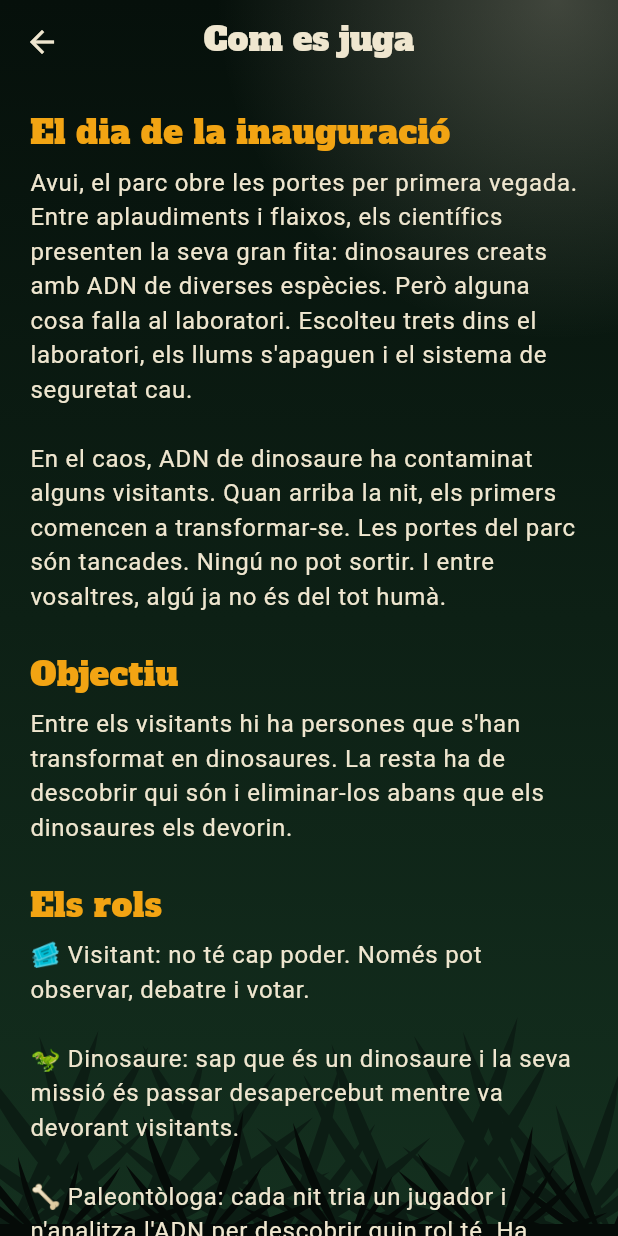
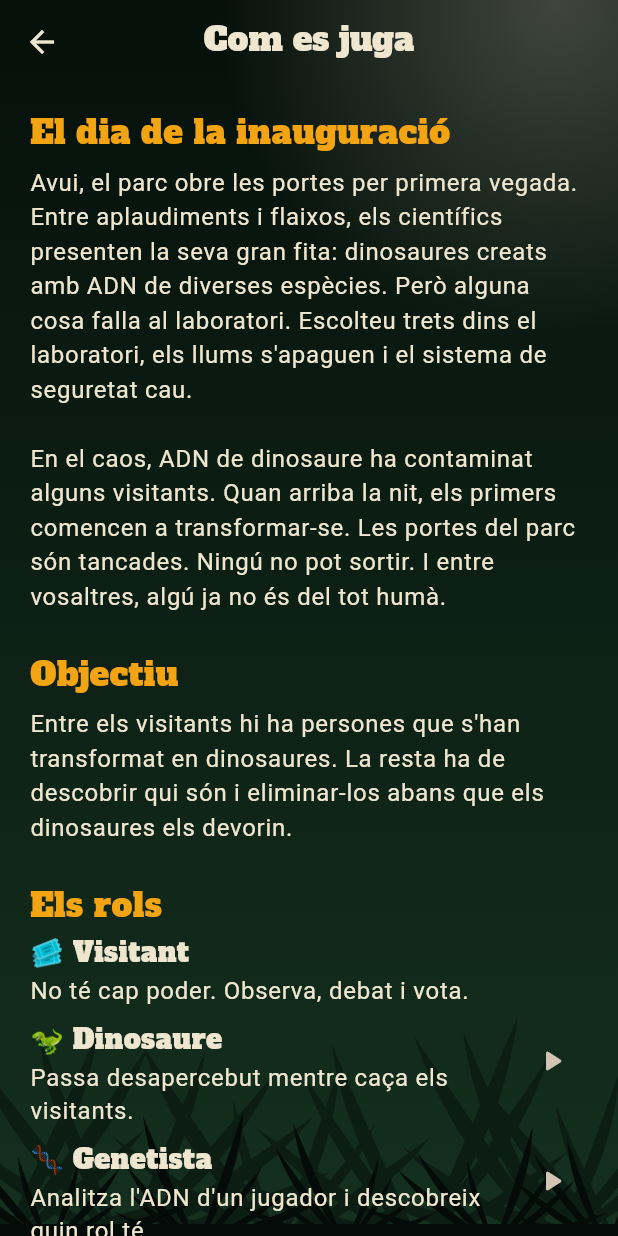
Before and after one commit to GorkaSancho/JuegoLobo_mobil, a Flutter app: the screen it shows after launch, after a tap on "Com jugar", on a phone screen of 412 x 824 dp. Run offline on Flutter 3.47's test engine with Material 3 defaults, Android fonts, the phone set to English and light mode, and no system bars; our stand-ins replace just_audio.

Commit message:
Tots els sons afegits lore modificat

```diff
--- a/lib/ConfiguracioPartida.dart
+++ b/lib/ConfiguracioPartida.dart
@@ -1,8 +1,8 @@
 class ConfiguracioPartida {
   final int nJugadors;
   final int nLlops;
-  final bool vident;
-  final bool cientifica;
+  final bool genetista;
+  final bool metgessa;
   final bool cazador;
   final List<String> noms;
 
@@ -10,8 +10,8 @@ class ConfiguracioPartida {
     required this.nJugadors,
     required this.nLlops,
     required this.noms,
-    this.vident = true,
-    this.cientifica = true,
+    this.genetista = true,
+    this.metgessa = true,
     this.cazador = true,
   });
 }
--- a/lib/how_to_play.dart
+++ b/lib/how_to_play.dart
@@ -1,4 +1,7 @@
+import 'dart:async';
+
 import 'package:flutter/material.dart';
+import 'so_joc.dart';
 import 'tema.dart';
 import 'widgets_tema.dart';
 
@@ -61,14 +64,31 @@ class HistoriaIntroScreen extends StatelessWidget {
 }
 
 // Pantalla "Com es juga"
-class HowToPlayScreen extends StatelessWidget {
+class HowToPlayScreen extends StatefulWidget {
   const HowToPlayScreen({super.key});
+
+  @override
+  State<HowToPlayScreen> createState() => _HowToPlayScreenState();
+}
+
+class _HowToPlayScreenState extends State<HowToPlayScreen> {
+  final SoJoc _so = SoJoc();
+
+  void _reproduir(So so) {
+    unawaited(_so.reproduirPrevisualitzacio(so));
+  }
+
+  @override
+  void dispose() {
+    unawaited(_so.dispose());
+    super.dispose();
+  }
 
   @override
   Widget build(BuildContext context) {
     return PantallaJoc(
       appBar: AppBar(title: const Text('Com es juga')),
-      body: const SingleChildScrollView(
+      body: SingleChildScrollView(
         padding: EdgeInsets.all(20),
         child: Column(
           crossAxisAlignment: CrossAxisAlignment.start,
@@ -86,36 +106,65 @@ class HowToPlayScreen extends StatelessWidget {
               ),
               _Seccion(
                 titulo: 'Els rols',
-              texto:
-                  '🎟️ Visitant: no té cap poder. Només pot observar, '
-                  'debatre i votar.\n\n'
-                  '🦖 Dinosaure: sap que és un dinosaure i la seva missió és '
-                  'passar desapercebut mentre va devorant visitants.\n\n'
-                  '🦴 Paleontòloga: cada nit tria un jugador i n\'analitza '
-                  'l\'ADN per descobrir quin rol té. Ha d\'utilitzar aquesta '
-                  'informació sense delatar-se.\n\n'
-                  '🧪 Científica: té dues dosis experimentals d\'un sol ús. '
-                  'El sèrum pot revertir la transformació i salvar la '
-                  'víctima dels dinosaures; el compost pot eliminar un '
-                  'jugador.\n\n'
-                  '🔫 Caçador: quan mor, ja sigui de nit o per votació, '
-                  'fa un últim tret amb l\'escopeta i tria un jugador viu '
-                  'per endur-se amb ell.',
+                contingut: Column(
+                  children: [
+                    _RolAmbSo(
+                      emoji: '🎟️',
+                      nom: 'Visitant',
+                      descripcio: 'No té cap poder. Observa, debat i vota.',
+                    ),
+                    const SizedBox(height: 12),
+                    _RolAmbSo(
+                      emoji: '🦖',
+                      nom: 'Dinosaure',
+                      descripcio:
+                          'Passa desapercebut mentre caça els visitants.',
+                      onPlay: () => _reproduir(So.rugit),
+                    ),
+                    const SizedBox(height: 12),
+                    _RolAmbSo(
+                      emoji: '🧬',
+                      nom: 'Genetista',
+                      descripcio:
+                          'Analitza l\'ADN d\'un jugador i descobreix quin rol té.',
+                      onPlay: () => _reproduir(So.genetista),
+                    ),
+                    const SizedBox(height: 12),
+                    _RolAmbSo(
+                      emoji: '🩺',
+                      nom: 'Metgessa',
+                      descripcio:
+                          'Pot salvar una víctima amb l\'antídot o neutralitzar '
+                          'un jugador amb el sedant.',
+                      onPlay: () => _reproduir(So.metgessa),
+                    ),
+                    const SizedBox(height: 12),
+                    _RolAmbSo(
+                      emoji: '🔫',
+                      nom: 'Caçador',
+                      descripcio:
+                          'Quan mor, fa un últim tret i s\'endú un altre jugador.',
+                      onPlay: () => _reproduir(So.cacador),
+                    ),
+                  ],
+                ),
               ),
               _Seccion(
                 titulo: 'La nit',
+                onPlay: () => _reproduir(So.nit),
                 texto:
                     'Quan cau la nit, el parc tanca les portes, però els '
                     'dinosaures surten a caçar. Els rols actuen per torns, en '
                     'aquest ordre:\n\n'
-                  '1. La paleontòloga tria un jugador i descobreix el seu rol.\n'
+                    '1. La genetista tria un jugador i descobreix el seu rol.\n'
                     '2. Els dinosaures trien en secret una víctima per devorar. '
                     'Se sentirà un rugit!\n'
-                  '3. La científica veu qui ha estat atacat i decideix si '
-                  'fa servir alguna de les seves dosis.',
+                    '3. La metgessa veu qui ha estat atacat i decideix si '
+                    'fa servir l\'antídot o el sedant.',
               ),
               _Seccion(
                 titulo: 'El dia',
+                onPlay: () => _reproduir(So.ocells),
                 texto:
                     'Amb el cant dels ocells s\'esbrina qui ha estat eliminat '
                     'durant la nit. Els supervivents debaten, s\'acusen i es '
@@ -145,10 +194,17 @@ class HowToPlayScreen extends StatelessWidget {
 
 // Bloc reutilitzable: un títol i un paràgraf a sota.
 class _Seccion extends StatelessWidget {
-  const _Seccion({required this.titulo, required this.texto});
+  const _Seccion({
+    required this.titulo,
+    this.texto,
+    this.contingut,
+    this.onPlay,
+  });
 
   final String titulo;
-  final String texto;
+  final String? texto;
+  final Widget? contingut;
+  final VoidCallback? onPlay;
 
   @override
   Widget build(BuildContext context) {
@@ -157,14 +213,80 @@ class _Seccion extends StatelessWidget {
       child: Column(
         crossAxisAlignment: CrossAxisAlignment.start,
         children: [
-          Text(titulo, style: estilTitol(22, color: ColorsJoc.ambre)),
+          Row(
+            children: [
+              Expanded(
+                child: Text(
+                  titulo,
+                  style: estilTitol(22, color: ColorsJoc.ambre),
+                ),
+              ),
+              if (onPlay != null)
+                IconButton(
+                  tooltip: 'Escoltar so de $titulo',
+                  onPressed: onPlay,
+                  icon: const Icon(Icons.play_arrow_rounded),
+                ),
+            ],
+          ),
           const SizedBox(height: 10),
+          if (contingut != null)
+            contingut!
+          else
             Text(
-            texto,
-            style: Theme.of(context).textTheme.bodyLarge?.copyWith(height: 1.45),
+              texto!,
+              style: Theme.of(context)
+                  .textTheme
+                  .bodyLarge
+                  ?.copyWith(height: 1.45),
             ),
         ],
       ),
     );
   }
 }
+
+class _RolAmbSo extends StatelessWidget {
+  const _RolAmbSo({
+    required this.emoji,
+    required this.nom,
+    required this.descripcio,
+    this.onPlay,
+  });
+
+  final String emoji;
+  final String nom;
+  final String descripcio;
+  final VoidCallback? onPlay;
+
+  @override
+  Widget build(BuildContext context) {
+    return Row(
+      crossAxisAlignment: CrossAxisAlignment.start,
+      children: [
+        Expanded(
+          child: Column(
+            crossAxisAlignment: CrossAxisAlignment.start,
+            children: [
+              Text('$emoji $nom', style: estilTitol(18)),
+              const SizedBox(height: 4),
+              Text(
+                descripcio,
+                style: Theme.of(context)
+                    .textTheme
+                    .bodyLarge
+                    ?.copyWith(height: 1.4),
+              ),
+            ],
+          ),
+        ),
+        if (onPlay != null)
+          IconButton(
+            tooltip: 'Escoltar so de $nom',
+            onPressed: onPlay,
+            icon: const Icon(Icons.play_arrow_rounded),
+          ),
+      ],
+    );
+  }
+}
--- a/lib/jugador.dart
+++ b/lib/jugador.dart
@@ -1,5 +1,5 @@
 // GUARDEM ELS ROLS I LA SEVA DESCRIPCIÓ
-// (els identificadors es mantenen: llop = dinosaure, vident = paleontòloga)
+// (llop = dinosaure; els visitants són el rol base)
 
 enum Rol {
   visitant(
@@ -12,15 +12,15 @@ enum Rol {
     '🦖',
     'Devora els visitants sense que et descobreixin.',
   ),
-  vident(
-    'Paleontòloga',
-    '🦴',
+  genetista(
+    'Genetista',
+    '🧬',
     'Cada nit pots analitzar l\'ADN d\'un jugador i descobrir-ne el rol.',
   ),
-  cientifica(
-    'Científica',
-    '🧪',
-    'Tens dues dosis experimentals: una pot revertir una transformació i l\'altra eliminar un jugador.',
+  metgessa(
+    'Metgessa',
+    '🩺',
+    'Tens un antídot per salvar una víctima i un sedant per neutralitzar un altre jugador.',
   ),
   cazador(
     'Caçador',
--- a/lib/repartiment_rols.dart
+++ b/lib/repartiment_rols.dart
@@ -26,8 +26,8 @@ class _RepartimentRolsScreenState extends State<RepartimentRolsScreen> {
     super.initState();
     final rols = <Rol>[
       for (int i = 0; i < widget.config.nLlops; i++) Rol.llop,
-      if (widget.config.vident) Rol.vident,
-      if (widget.config.cientifica) Rol.cientifica,
+      if (widget.config.genetista) Rol.genetista,
+      if (widget.config.metgessa) Rol.metgessa,
       if (widget.config.cazador) Rol.cazador,
     ];
     while (rols.length < widget.config.nJugadors) {
--- a/lib/so_joc.dart
+++ b/lib/so_joc.dart
@@ -7,7 +7,8 @@ import 'package:just_audio/just_audio.dart';
 enum So {
   nit('assets/sounds/nit.mp3', true), // inici de la nit: grills i vent
   rugit('assets/sounds/rugit.mp3', false), // els dinosaures ataquen
-  riureBruixa('assets/sounds/bruixa.mp3', false), // actua la científica
+  genetista('assets/sounds/vident.mp3', false), // actua la genetista
+  metgessa('assets/sounds/bruixa.mp3', false), // actua la metgessa
   cacador('assets/sounds/caçador.mp3', false), // actua el caçador
   ocells('assets/sounds/dia.mp3', true); // inici del dia
 
@@ -31,6 +32,12 @@ class SoJoc {
     }
   }
 
+  Future<void> reproduirPrevisualitzacio(So so) async {
+    await _ambient.stop();
+    await _efectes.stop();
+    await reproduir(so);
+  }
+
   Future<void> dispose() async {
     await _ambient.dispose();
     await _efectes.dispose();
```
Also changed, not shown: lib/config_menu.dart (+11 -11 lines), lib/ronda.dart (+77 -72 lines), 1 other file. Lines whose indentation alone changed are shown as unchanged.
